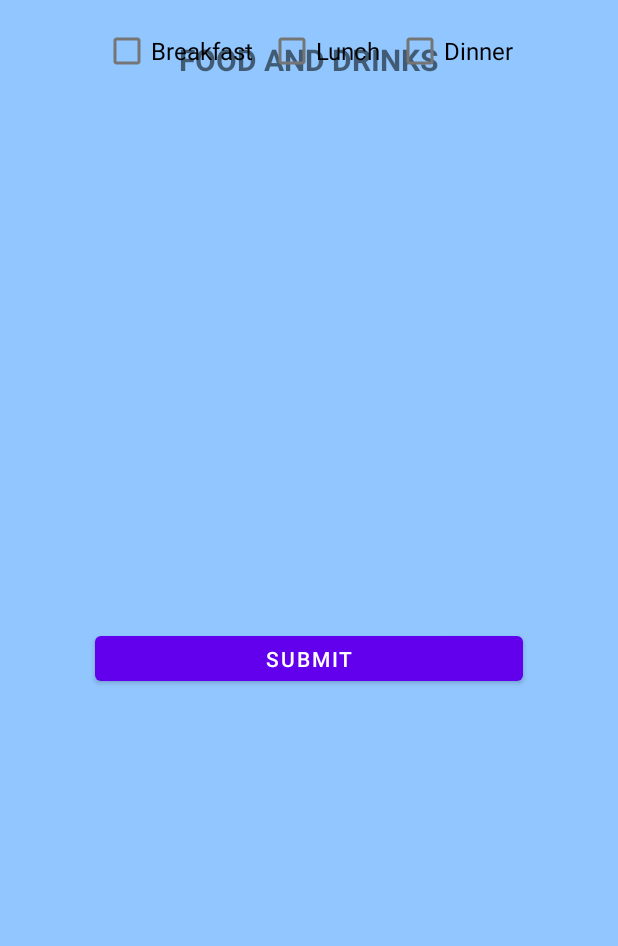
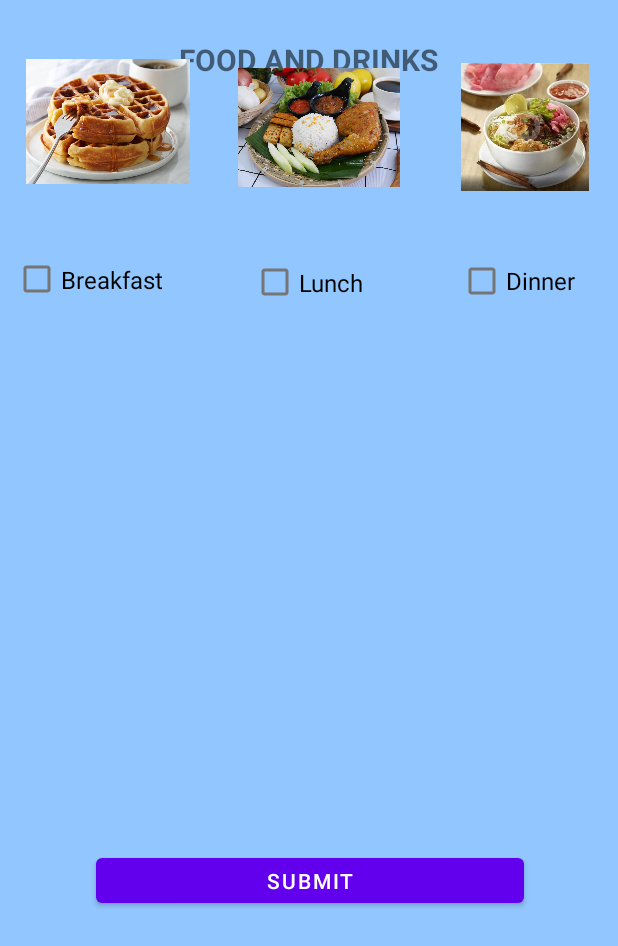
Before and after one commit to FA2500/Smart_Phone, an Android app: the layout activity_servicefood.xml on its own in the app's theme, with its tools: preview values and no code run, on a phone screen of 412 x 824 dp. Shown: the top 946 px of the screen. Run offline under Robolectric (Android 15) with nearby library versions, the phone set to English and light mode, and no system bars; Roboto replaces fonts that are not available here.

Commit message:
food service

```diff
--- a/app/src/main/res/layout/activity_servicefood.xml
+++ b/app/src/main/res/layout/activity_servicefood.xml
@@ -23,48 +23,96 @@
         tools:ignore="MissingConstraints"
         android:textAlignment="center"/>
 
-    <LinearLayout
-        android:layout_width="295dp"
-        android:layout_height="73dp"
+    <androidx.constraintlayout.widget.ConstraintLayout
+        android:layout_width="418dp"
+        android:layout_height="222dp"
         android:orientation="horizontal"
         android:padding="10dp"
         app:layout_constraintEnd_toEndOf="parent"
+        app:layout_constraintHorizontal_bias="0.571"
         app:layout_constraintStart_toStartOf="parent"
         tools:ignore="MissingConstraints"
-        tools:layout_editor_absoluteY="96dp">
+        tools:layout_editor_absoluteY="113dp">
 
         <CheckBox
             android:id="@+id/cb_breakfast"
-            android:layout_width="wrap_content"
-            android:layout_height="wrap_content"
+            android:layout_width="125dp"
+            android:layout_height="39dp"
+            android:layout_marginBottom="6dp"
             android:text="Breakfast"
-            android:textSize="16sp" />
+            android:textSize="16sp"
+            app:layout_constraintBottom_toBottomOf="parent"
+            app:layout_constraintEnd_toEndOf="parent"
+            app:layout_constraintHorizontal_bias="0.006"
+            app:layout_constraintStart_toStartOf="parent" />
 
         <CheckBox
             android:id="@+id/cb_lunch"
-            android:layout_width="wrap_content"
-            android:layout_height="wrap_content"
-            android:layout_marginLeft="10dp"
+            android:layout_width="100dp"
+            android:layout_height="35dp"
+            android:layout_marginBottom="6dp"
             android:text="Lunch"
-            android:textSize="16sp" />
+            android:textSize="16sp"
+            app:layout_constraintBottom_toBottomOf="parent"
+            app:layout_constraintEnd_toEndOf="parent"
+            app:layout_constraintHorizontal_bias="0.537"
+            app:layout_constraintStart_toStartOf="parent" />
 
         <CheckBox
             android:id="@+id/cb_dinner"
-            android:layout_width="wrap_content"
-            android:layout_height="wrap_content"
-            android:layout_marginLeft="10dp"
+            android:layout_width="100dp"
+            android:layout_height="37dp"
+            android:layout_marginBottom="6dp"
             android:text="Dinner"
-            android:textSize="16sp" />
-    </LinearLayout>
+            android:textSize="16sp"
+            app:layout_constraintBottom_toBottomOf="parent"
+            app:layout_constraintEnd_toEndOf="parent"
+            app:layout_constraintHorizontal_bias="1.0"
+            app:layout_constraintStart_toStartOf="parent" />
+
+        <ImageView
+            android:id="@+id/imageView3"
+            android:layout_width="109dp"
+            android:layout_height="94dp"
+            android:layout_marginTop="24dp"
+            app:layout_constraintEnd_toEndOf="parent"
+            app:layout_constraintHorizontal_bias="0.035"
+            app:layout_constraintStart_toStartOf="parent"
+            app:layout_constraintTop_toTopOf="parent"
+            app:srcCompat="@drawable/bf" />
+
+        <ImageView
+            android:id="@+id/imageView7"
+            android:layout_width="108dp"
+            android:layout_height="86dp"
+            android:layout_marginTop="32dp"
+            app:layout_constraintEnd_toEndOf="parent"
+            app:layout_constraintHorizontal_bias="0.521"
+            app:layout_constraintStart_toStartOf="parent"
+            app:layout_constraintTop_toTopOf="parent"
+            app:srcCompat="@drawable/lunch" />
+
+        <ImageView
+            android:id="@+id/imageView8"
+            android:layout_width="99dp"
+            android:layout_height="85dp"
+            android:layout_marginTop="32dp"
+            app:layout_constraintEnd_toEndOf="parent"
+            app:layout_constraintHorizontal_bias="0.98"
+            app:layout_constraintStart_toStartOf="parent"
+            app:layout_constraintTop_toTopOf="parent"
+            app:srcCompat="@drawable/dinner" />
+    </androidx.constraintlayout.widget.ConstraintLayout>
 
     <Button
         android:id="@+id/button7"
         android:layout_width="285dp"
         android:layout_height="42dp"
-        android:layout_marginBottom="364dp"
+        android:layout_marginBottom="216dp"
         android:text="Submit"
         app:layout_constraintBottom_toBottomOf="parent"
         app:layout_constraintEnd_toEndOf="parent"
+        app:layout_constraintHorizontal_bias="0.507"
         app:layout_constraintStart_toStartOf="parent" />
 
 </androidx.constraintlayout.widget.ConstraintLayout>
```
Also changed, not shown: app/src/main/res/drawable-v24/bf.jpg (added), app/src/main/res/drawable-v24/dinner.jpeg (added), app/src/main/res/drawable-v24/lunch.jpg (added).
